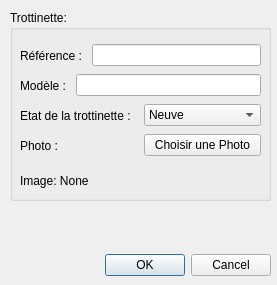
Before: the Qt Designer form View/viewaddtrottinette.ui in Darhal/Trottipret, drawn with Qt 5.
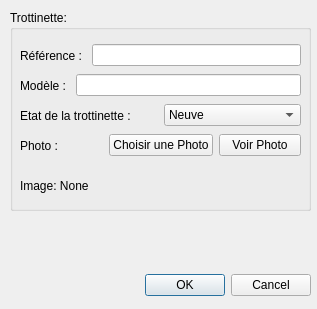
After: the same form once the commit is applied.

Patch:
```diff
--- a/View/viewaddtrottinette.ui
+++ b/View/viewaddtrottinette.ui
@@ -6,8 +6,8 @@
    <rect>
     <x>0</x>
     <y>0</y>
-    <width>277</width>
-    <height>285</height>
+    <width>317</width>
+    <height>309</height>
    </rect>
   </property>
   <property name="windowTitle">
@@ -16,8 +16,8 @@
   <widget class="QDialogButtonBox" name="buttonBox">
    <property name="geometry">
     <rect>
-     <x>100</x>
-     <y>250</y>
+     <x>140</x>
+     <y>270</y>
      <width>171</width>
      <height>31</height>
     </rect>
@@ -34,8 +34,8 @@
     <rect>
      <x>10</x>
      <y>10</y>
-     <width>261</width>
-     <height>191</height>
+     <width>301</width>
+     <height>201</height>
     </rect>
    </property>
    <property name="title">
@@ -46,7 +46,7 @@
      <rect>
       <x>10</x>
       <y>60</y>
-      <width>241</width>
+      <width>281</width>
       <height>31</height>
      </rect>
     </property>
@@ -68,7 +68,7 @@
      <rect>
       <x>10</x>
       <y>30</y>
-      <width>241</width>
+      <width>281</width>
       <height>31</height>
      </rect>
     </property>
@@ -90,7 +90,7 @@
      <rect>
       <x>10</x>
       <y>90</y>
-      <width>241</width>
+      <width>281</width>
       <height>31</height>
      </rect>
     </property>
@@ -133,7 +133,7 @@
      <rect>
       <x>10</x>
       <y>120</y>
-      <width>241</width>
+      <width>281</width>
       <height>31</height>
      </rect>
     </property>
@@ -152,6 +152,13 @@
        </property>
       </widget>
      </item>
+     <item>
+      <widget class="QPushButton" name="voirPhoto">
+       <property name="text">
+        <string>Voir Photo</string>
+       </property>
+      </widget>
+     </item>
     </layout>
    </widget>
    <widget class="QLabel" name="img_label">
@@ -159,8 +166,8 @@
      <rect>
       <x>10</x>
       <y>160</y>
-      <width>241</width>
-      <height>21</height>
+      <width>281</width>
+      <height>31</height>
      </rect>
     </property>
     <property name="text">
@@ -172,8 +179,8 @@
    <property name="geometry">
     <rect>
      <x>10</x>
-     <y>200</y>
-     <width>261</width>
+     <y>220</y>
+     <width>301</width>
      <height>51</height>
     </rect>
    </property>
```
